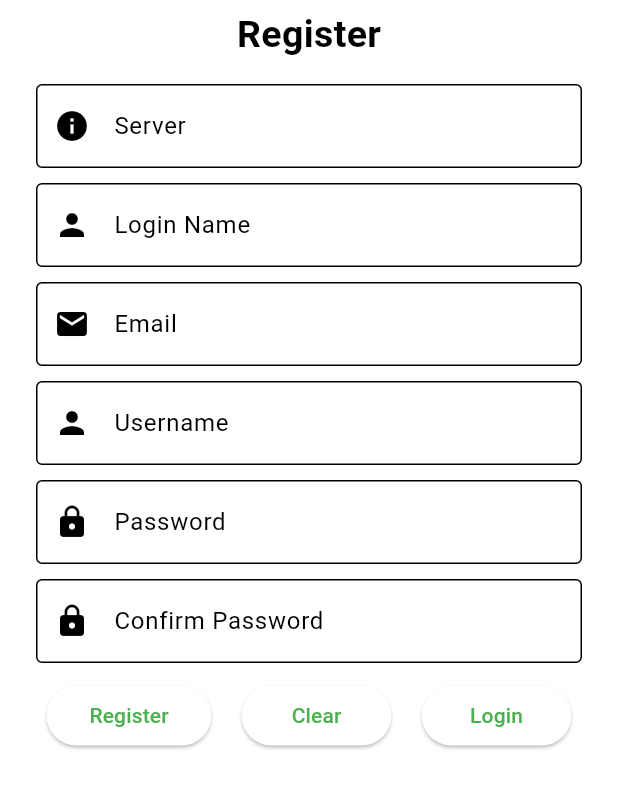
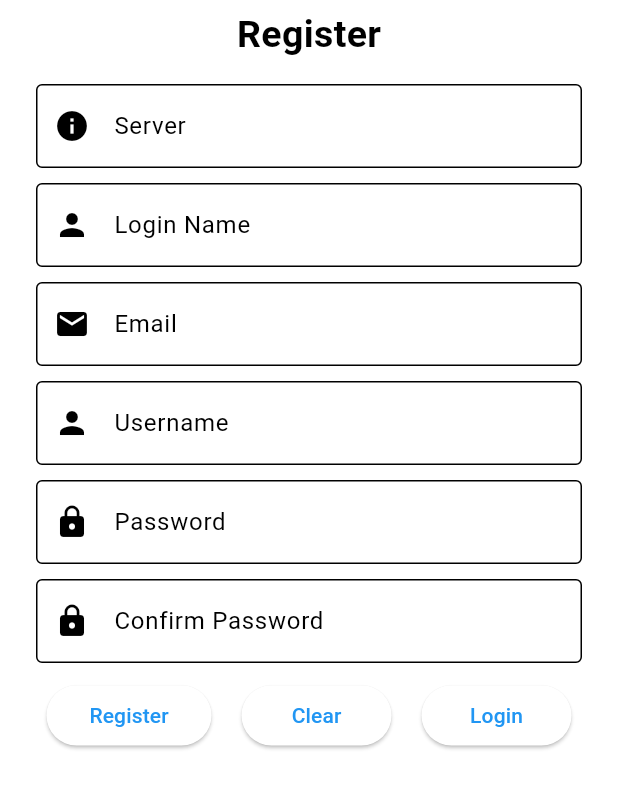
Before and after one commit to neko0xff/2023_schoolResearch_ClientApp, a Flutter app: the screen it shows after launch, after a tap on "Register", on a phone screen of 412 x 824 dp. Shown: the top 788 px of the screen. Run offline on Flutter 3.47's test engine with Material 3 defaults, Android fonts, the phone set to English and light mode, and no system bars; our stand-ins replace fl_chart, pdf, printing, share_plus, shared_preferences; missing offline and left inert: local_notifier, pwa_install, syncfusion_flutter_pdfviewer; network calls fail.

Commit message:
20231128 update3

```diff
--- a/src/viewapp_v2_1/lib/main.dart
+++ b/src/viewapp_v2_1/lib/main.dart
@@ -28,11 +28,11 @@ class viewAppMain extends StatelessWidget {
         theme: ThemeData(
           useMaterial3: true,
           colorScheme: ColorScheme.fromSwatch(
-              primarySwatch: Colors.green, backgroundColor: Colors.white),
+              primarySwatch: Colors.blue, backgroundColor: Colors.white),
           appBarTheme: const AppBarTheme(
-            color: Colors.green,
+            color: Colors.blue,
             foregroundColor: Colors.white,
-            shadowColor: Colors.green,
+            shadowColor: Colors.blue,
             surfaceTintColor: Colors.white,
           ),
         ),
--- a/src/viewapp_v2_1/lib/pages/btn/aqiTable.dart
+++ b/src/viewapp_v2_1/lib/pages/btn/aqiTable.dart
@@ -14,7 +14,7 @@ class aqiTablePage extends StatelessWidget {
       theme: ThemeData(
         useMaterial3: true,
         colorScheme: ColorScheme.fromSwatch(
-            primarySwatch: Colors.green, backgroundColor: Colors.white),
+            primarySwatch: Colors.blue, backgroundColor: Colors.white),
       ),
       home: Scaffold(
         body: crdata(),
--- a/src/viewapp_v2_1/lib/pages/btn/barchartView.dart
+++ b/src/viewapp_v2_1/lib/pages/btn/barchartView.dart
@@ -13,7 +13,7 @@ class barchartViewPage extends StatelessWidget {
       theme: ThemeData(
         useMaterial3: true,
         colorScheme: ColorScheme.fromSwatch(
-            primarySwatch: Colors.green, backgroundColor: Colors.white),
+            primarySwatch: Colors.blue, backgroundColor: Colors.white),
       ),
       home: Scaffold(
         body: chartView(),
--- a/src/viewapp_v2_1/lib/pages/btn/linechartView.dart
+++ b/src/viewapp_v2_1/lib/pages/btn/linechartView.dart
@@ -19,7 +19,7 @@ class linecartViewPage extends StatelessWidget {
       theme: ThemeData(
         useMaterial3: true,
         colorScheme: ColorScheme.fromSwatch(
-            primarySwatch: Colors.green, backgroundColor: Colors.white),
+            primarySwatch: Colors.blue, backgroundColor: Colors.white),
       ),
       home: Scaffold(
         body: chartView(),
--- a/src/viewapp_v2_1/lib/pages/btn/switchCtr.dart
+++ b/src/viewapp_v2_1/lib/pages/btn/switchCtr.dart
@@ -14,7 +14,7 @@ class switchCtrPage extends StatelessWidget {
         theme: ThemeData(
           useMaterial3: true,
           colorScheme: ColorScheme.fromSwatch(
-              primarySwatch: Colors.green, backgroundColor: Colors.white),
+              primarySwatch: Colors.blue, backgroundColor: Colors.white),
         ),
         home: Scaffold(
           body: ControlPage(),
--- a/src/viewapp_v2_1/lib/pages/btn/tableView.dart
+++ b/src/viewapp_v2_1/lib/pages/btn/tableView.dart
@@ -14,7 +14,7 @@ class tableViewPage extends StatelessWidget {
       theme: ThemeData(
         useMaterial3: true,
         colorScheme: ColorScheme.fromSwatch(
-            primarySwatch: Colors.green, backgroundColor: Colors.white),
+            primarySwatch: Colors.blue, backgroundColor: Colors.white),
       ),
       home: Scaffold(
         body: tableView(),
--- a/src/viewapp_v2_1/lib/pages/btn/valueCtr.dart
+++ b/src/viewapp_v2_1/lib/pages/btn/valueCtr.dart
@@ -14,7 +14,7 @@ class valueCtrPage extends StatelessWidget {
         theme: ThemeData(
           useMaterial3: true,
           colorScheme: ColorScheme.fromSwatch(
-              primarySwatch: Colors.green, backgroundColor: Colors.white),
+              primarySwatch: Colors.blue, backgroundColor: Colors.white),
         ),
         home: Scaffold(
           body: ControlPage(),
--- a/src/viewapp_v2_1/lib/pages/out/about.dart
+++ b/src/viewapp_v2_1/lib/pages/out/about.dart
@@ -63,7 +63,7 @@ class data1 extends StatelessWidget {
         Text("撰寫時間: 2023/07/01~now",
             style: TextStyle(fontSize: 20, fontWeight: FontWeight.bold)),
         SizedBox(width: 25.0),
-        Text("釋出版本： V1.1",
+        Text("釋出版本： V2.1",
             style: TextStyle(fontSize: 20, fontWeight: FontWeight.bold)),
         SizedBox(width: 25.0, height: 10.0),
         Text("Ask Author",
--- a/src/viewapp_v2_1/lib/pages/out/control.dart
+++ b/src/viewapp_v2_1/lib/pages/out/control.dart
@@ -14,7 +14,7 @@ class Control extends StatelessWidget {
         theme: ThemeData(
           useMaterial3: true,
           colorScheme: ColorScheme.fromSwatch(
-              primarySwatch: Colors.green, backgroundColor: Colors.white),
+              primarySwatch: Colors.blue, backgroundColor: Colors.white),
         ),
         home: Scaffold(
           body: ControlPage(),
--- a/src/viewapp_v2_1/lib/pages/out/main.dart
+++ b/src/viewapp_v2_1/lib/pages/out/main.dart
@@ -15,7 +15,7 @@ class Main extends StatelessWidget {
         theme: ThemeData(
           useMaterial3: true,
           colorScheme: ColorScheme.fromSwatch(
-              primarySwatch: Colors.green, backgroundColor: Colors.white),
+              primarySwatch: Colors.blue, backgroundColor: Colors.white),
         ),
         home: const Scaffold(
           body: MainPage(),
--- a/src/viewapp_v2_1/lib/pages/out/news.dart
+++ b/src/viewapp_v2_1/lib/pages/out/news.dart
@@ -14,7 +14,7 @@ class NewsData extends StatelessWidget {
       theme: ThemeData(
         useMaterial3: true,
         colorScheme: ColorScheme.fromSwatch(
-            primarySwatch: Colors.green, backgroundColor: Colors.white),
+            primarySwatch: Colors.blue, backgroundColor: Colors.white),
       ),
       home: Scaffold(
         body: NewsPage(),
--- a/src/viewapp_v2_1/lib/pages/out/view.dart
+++ b/src/viewapp_v2_1/lib/pages/out/view.dart
@@ -16,7 +16,7 @@ class ViewData extends StatelessWidget {
       theme: ThemeData(
         useMaterial3: true,
         colorScheme: ColorScheme.fromSwatch(
-            primarySwatch: Colors.green, backgroundColor: Colors.white),
+            primarySwatch: Colors.blue, backgroundColor: Colors.white),
       ),
       home: Scaffold(
         body: ViewPage(),
--- a/src/viewapp_v2_1/lib/pages/user/login.dart
+++ b/src/viewapp_v2_1/lib/pages/user/login.dart
@@ -72,8 +72,8 @@ class tbServerSource extends StatelessWidget {
             hintText: "Your Server Address",
             enabledBorder:
                 OutlineInputBorder(borderSide: BorderSide(color: Colors.black)),
-            focusedBorder: OutlineInputBorder(
-                borderSide: BorderSide(color: Colors.green))),
+            focusedBorder:
+                OutlineInputBorder(borderSide: BorderSide(color: Colors.blue))),
       ),
     );
   }
@@ -94,8 +94,8 @@ class tbUsername extends StatelessWidget {
             hintText: "Your account username",
             enabledBorder:
                 OutlineInputBorder(borderSide: BorderSide(color: Colors.black)),
-            focusedBorder: OutlineInputBorder(
-                borderSide: BorderSide(color: Colors.green))),
+            focusedBorder:
+                OutlineInputBorder(borderSide: BorderSide(color: Colors.blue))),
       ),
     );
   }
@@ -117,8 +117,8 @@ class tbPassword extends StatelessWidget {
             hintText: "Your account password",
             enabledBorder:
                 OutlineInputBorder(borderSide: BorderSide(color: Colors.black)),
-            focusedBorder: OutlineInputBorder(
-                borderSide: BorderSide(color: Colors.green))),
+            focusedBorder:
+                OutlineInputBorder(borderSide: BorderSide(color: Colors.blue))),
       ),
     );
   }
@@ -138,9 +138,8 @@ class btnView extends StatelessWidget {
           mainAxisSize: MainAxisSize.min,
           mainAxisAlignment: MainAxisAlignment.center,
           children: [
-            SizedBox(width: 15.0),
             btnLoginSend(),
-            SizedBox(width: 15.0),
+            SizedBox(width: 50.0),
             btnToRegisterPage(),
           ],
         ),
@@ -149,11 +148,9 @@ class btnView extends StatelessWidget {
           mainAxisSize: MainAxisSize.min,
           mainAxisAlignment: MainAxisAlignment.center,
           children: [
-            SizedBox(width: 15.0),
             btnToforgetPage(),
-            SizedBox(width: 15.0),
+            SizedBox(width: 50.0),
             btnClear(),
-            SizedBox(width: 15.0),
           ],
         )
       ],
@@ -167,7 +164,7 @@ class btnLoginSend extends StatelessWidget {
   @override
   Widget build(BuildContext context) {
     return SizedBox(
-      width: 100.0,
+      width: 150.0,
       height: 100.0,
       child: ElevatedButton(
         child: const Text("Login"),
@@ -312,7 +309,7 @@ class btnClear extends StatelessWidget {
   @override
   Widget build(BuildContext context) {
     return SizedBox(
-      width: 100.0,
+      width: 150.0,
       height: 100.0,
       child: ElevatedButton(
         child: const Text("Clear"),
@@ -341,7 +338,7 @@ class btnToRegisterPage extends StatelessWidget {
   @override
   Widget build(BuildContext context) {
     return SizedBox(
-      width: 110.0,
+      width: 150.0,
       height: 100.0,
       child: ElevatedButton(
         child: const Text("Register"),
@@ -364,7 +361,7 @@ class btnToforgetPage extends StatelessWidget {
   @override
   Widget build(BuildContext context) {
     return SizedBox(
-      width: 100.0,
+      width: 150.0,
       height: 100.0,
       child: ElevatedButton(
         child: const Text("Forget"),
--- a/src/viewapp_v2_1/lib/pages/user/register.dart
+++ b/src/viewapp_v2_1/lib/pages/user/register.dart
@@ -80,8 +80,8 @@ class tbEmail extends StatelessWidget {
             hintText: "You are use a Email?",
             enabledBorder:
                 OutlineInputBorder(borderSide: BorderSide(color: Colors.black)),
-            focusedBorder: OutlineInputBorder(
-                borderSide: BorderSide(color: Colors.green))),
+            focusedBorder:
+                OutlineInputBorder(borderSide: BorderSide(color: Colors.blue))),
       ),
     );
   }
@@ -102,8 +102,8 @@ class tbServerSource extends StatelessWidget {
             hintText: "Your Server Address",
             enabledBorder:
                 OutlineInputBorder(borderSide: BorderSide(color: Colors.black)),
-            focusedBorder: OutlineInputBorder(
-                borderSide: BorderSide(color: Colors.green))),
+            focusedBorder:
+                OutlineInputBorder(borderSide: BorderSide(color: Colors.blue))),
       ),
     );
   }
@@ -124,8 +124,8 @@ class tbUsername extends StatelessWidget {
             hintText: "Your account username",
             enabledBorder:
                 OutlineInputBorder(borderSide: BorderSide(color: Colors.black)),
-            focusedBorder: OutlineInputBorder(
-                borderSide: BorderSide(color: Colors.green))),
+            focusedBorder:
+                OutlineInputBorder(borderSide: BorderSide(color: Colors.blue))),
       ),
     );
   }
@@ -146,8 +146,8 @@ class tbloginName extends StatelessWidget {
             hintText: "Your account use a NickName",
             enabledBorder:
                 OutlineInputBorder(borderSide: BorderSide(color: Colors.black)),
-            focusedBorder: OutlineInputBorder(
-                borderSide: BorderSide(color: Colors.green))),
+            focusedBorder:
+                OutlineInputBorder(borderSide: BorderSide(color: Colors.blue))),
       ),
     );
   }
@@ -169,8 +169,8 @@ class tbPassword extends StatelessWidget {
             hintText: "Your account password",
             enabledBorder:
                 OutlineInputBorder(borderSide: BorderSide(color: Colors.black)),
-            focusedBorder: OutlineInputBorder(
-                borderSide: BorderSide(color: Colors.green))),
+            focusedBorder:
+                OutlineInputBorder(borderSide: BorderSide(color: Colors.blue))),
       ),
     );
   }
@@ -192,8 +192,8 @@ class tbConfirmPassword extends StatelessWidget {
             hintText: "Password Check",
             enabledBorder:
                 OutlineInputBorder(borderSide: BorderSide(color: Colors.black)),
-            focusedBorder: OutlineInputBorder(
-                borderSide: BorderSide(color: Colors.green))),
+            focusedBorder:
+                OutlineInputBorder(borderSide: BorderSide(color: Colors.blue))),
       ),
     );
   }
--- a/src/viewapp_v2_1/lib/pages/widget/switch01ctr.dart
+++ b/src/viewapp_v2_1/lib/pages/widget/switch01ctr.dart
@@ -132,7 +132,7 @@ class Fan1ctr extends StatelessWidget {
         const SizedBox(width: 10),
         Switch(
           value: switchSelectedFan1,
-          activeColor: Colors.green,
+          activeColor: Colors.blue,
           onChanged: onChanged,
           overlayColor: overlayColor,
           thumbColor: const MaterialStatePropertyAll<Color>(Colors.black),
@@ -182,7 +182,7 @@ class Fan2ctr extends StatelessWidget {
         const SizedBox(width: 10),
         Switch(
           value: switchSelectedFan2,
-          activeColor: Colors.green,
+          activeColor: Colors.blue,
           onChanged: onChanged,
           overlayColor: overlayColor,
           thumbColor: const MaterialStatePropertyAll<Color>(Colors.black),
```
Also changed, not shown: src/viewapp_v2_1/lib/pages/user/changePassword.dart (+4 -4 lines), src/viewapp_v2_1/lib/pages/user/forget.dart (+4 -4 lines), src/viewapp_v2_1/lib/pages/user/updateUser.dart (+8 -8 lines), src/viewapp_v2_1/lib/pages/widget/usercustomValue.dart (+7 -7 lines).
